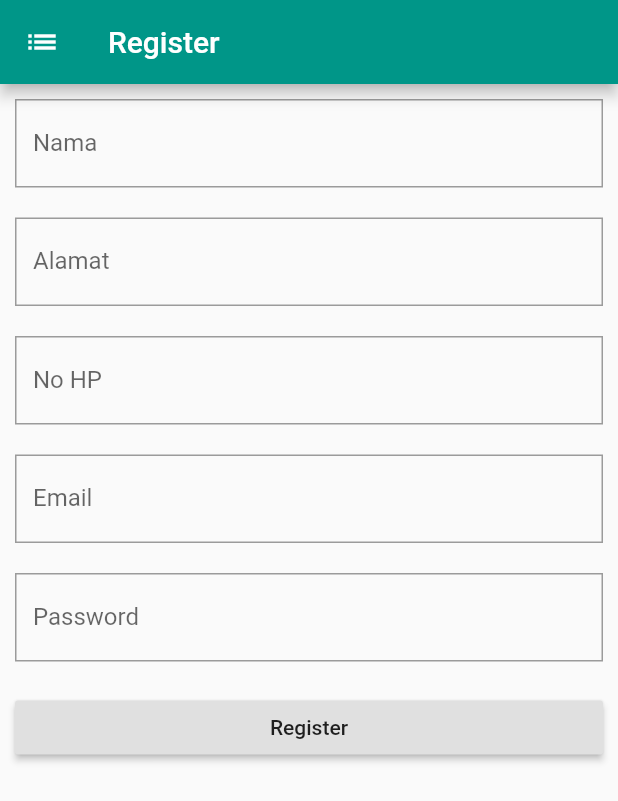
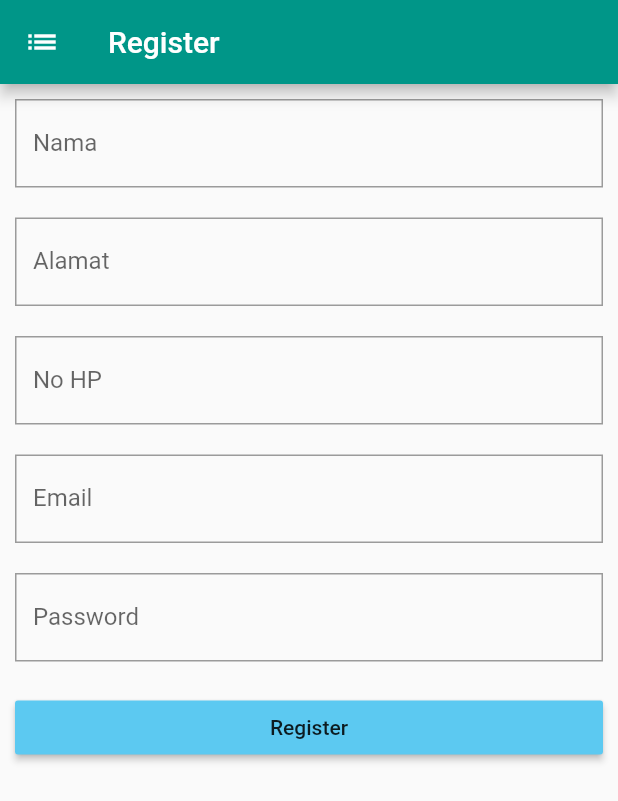
Before and after one commit to nurhabibrs/app-bank-sampah, a Flutter app: the screen it shows after launch, on a phone screen of 412 x 824 dp. Shown: the top 801 px of the screen. Run offline on Flutter 3.47's test engine with Material 2 defaults, Android fonts, the light colour scheme and no system bars.

Commit message:
Change color register button

```diff
--- a/lib/main.dart
+++ b/lib/main.dart
@@ -98,6 +98,7 @@ class _HomeState extends State<Home> {
           ),
           new RaisedButton(
             child: new Text("Register"),
+            color: Color.fromARGB(255, 92, 201, 241),
             onPressed: () {
               kirimdata();
             },
```
